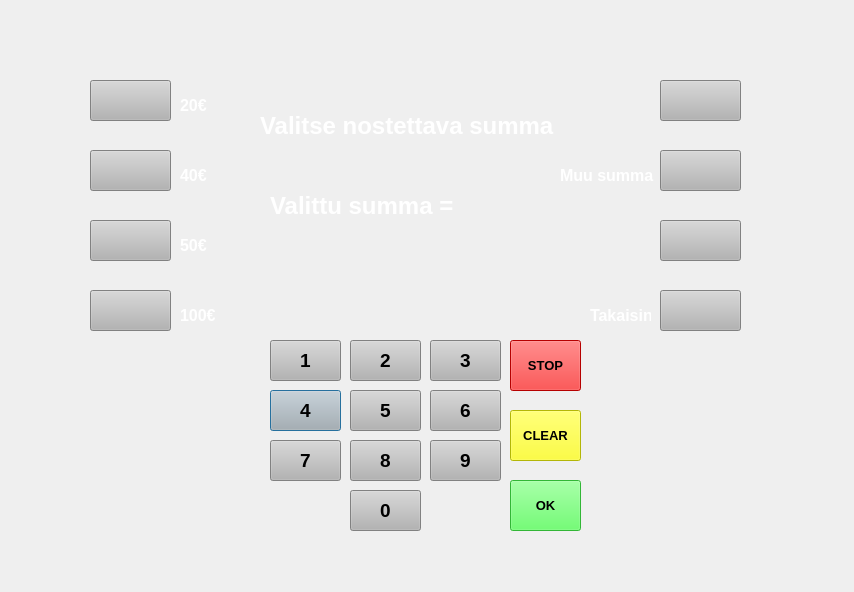
nikopippuri/atm-project, file bank_automat/withdrawal.ui: the form before one commit.
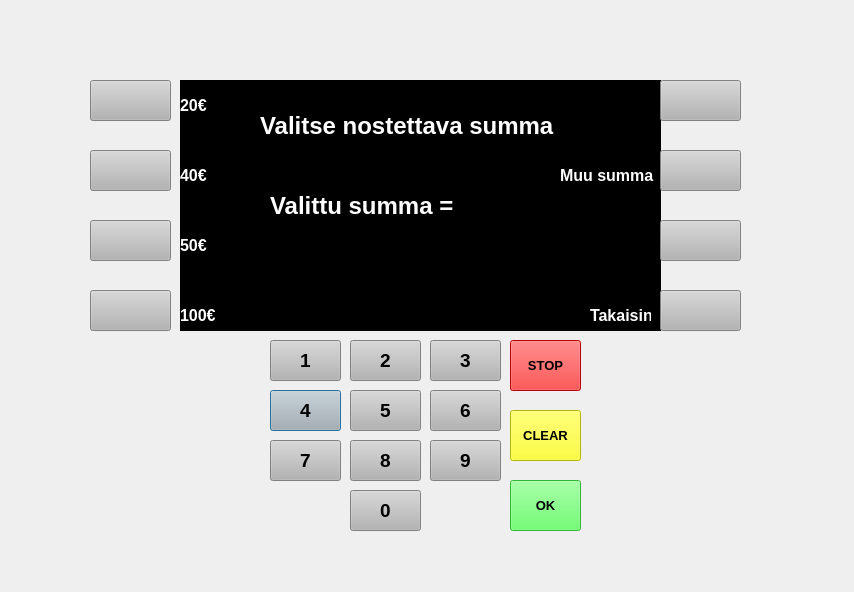
The form after the commit.

```diff
--- a/bank_automat/withdrawal.ui
+++ b/bank_automat/withdrawal.ui
@@ -109,25 +109,6 @@
     <string>Valittu summa = </string>
    </property>
   </widget>
-  <widget class="QLabel" name="label_2">
-   <property name="geometry">
-    <rect>
-     <x>180</x>
-     <y>80</y>
-     <width>471</width>
-     <height>251</height>
-    </rect>
-   </property>
-   <property name="autoFillBackground">
-    <bool>false</bool>
-   </property>
-   <property name="styleSheet">
-    <string notr="true">color: black;</string>
-   </property>
-   <property name="text">
-    <string/>
-   </property>
-  </widget>
   <widget class="QPushButton" name="btn6">
    <property name="geometry">
     <rect>
@@ -662,6 +643,24 @@
     <string>Muu summa</string>
    </property>
   </widget>
+  <widget class="QLabel" name="label_2">
+   <property name="geometry">
+    <rect>
+     <x>180</x>
+     <y>80</y>
+     <width>481</width>
+     <height>251</height>
+    </rect>
+   </property>
+   <property name="styleSheet">
+    <string notr="true">background-color: rgb(0, 0, 0);
+</string>
+   </property>
+   <property name="text">
+    <string/>
+   </property>
+  </widget>
+  <zorder>label_2</zorder>
   <zorder>btn4</zorder>
   <zorder>btn40</zorder>
   <zorder>btnFetchTransactions</zorder>
```
Left out of the diff: 1 changed line with no effect on the pictures.
